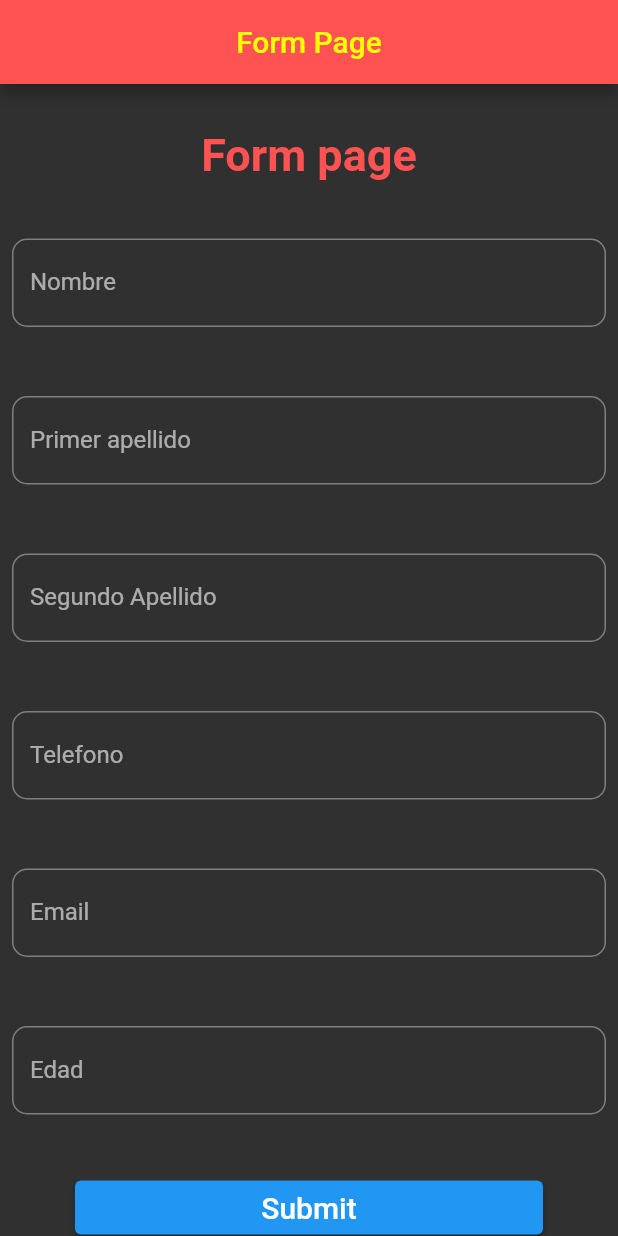
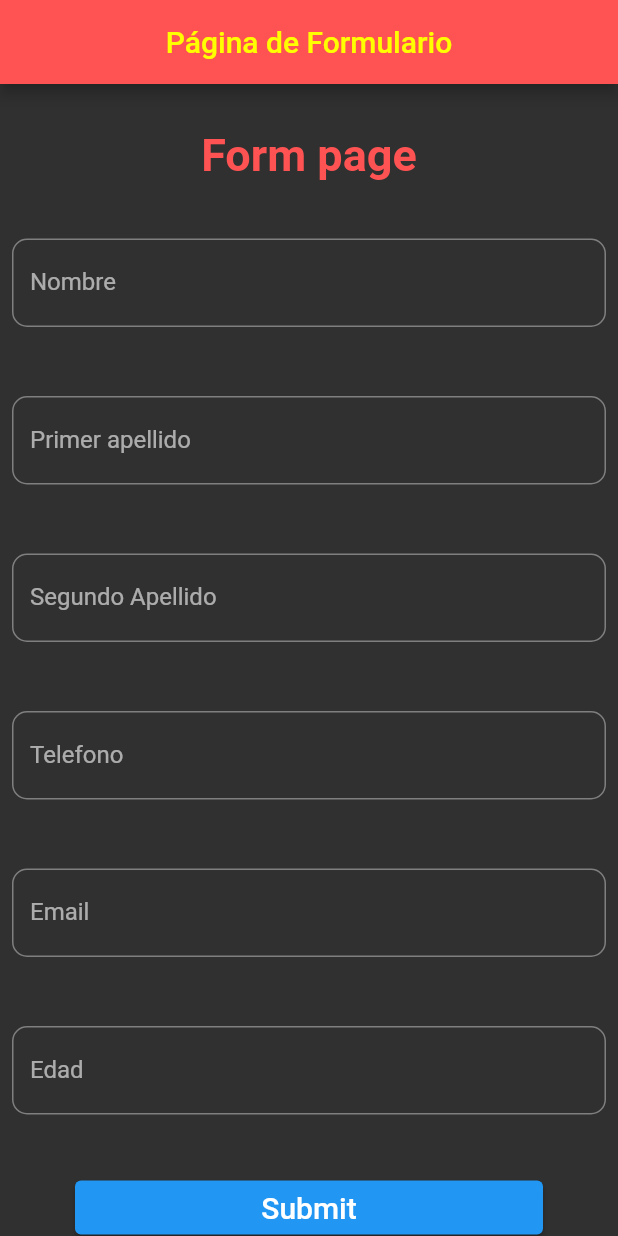
Before and after one commit to PatricioVargasR/actividad_formulario, a Flutter app: the screen it shows after launch, on a phone screen of 412 x 824 dp. Run offline on Flutter 3.47's test engine with Material 2 defaults, Android fonts, the phone set to English and light mode, and no system bars.

Commit message:
Change data_screen.dart

```diff
--- a/lib/data_screen.dart
+++ b/lib/data_screen.dart
@@ -38,7 +38,7 @@ class _LandingPageState extends State<LandingPage> {
           ),
           const Center(
               child: Text(
-                "Data page",
+                "Página de datos",
                 style: TextStyle(
                     fontSize: 30,
                     fontWeight: FontWeight.bold,
--- a/lib/main.dart
+++ b/lib/main.dart
@@ -36,7 +36,7 @@ class _HomePageState extends State<HomePage> {
   Widget build(BuildContext context) {
     return Scaffold(
       appBar: AppBar(
-        title: const Text("Form Page",
+        title: const Text("Página de Formulario",
                 style: TextStyle(color: Colors.yellowAccent)),
         centerTitle: true,
         backgroundColor: Colors.redAccent,
```
